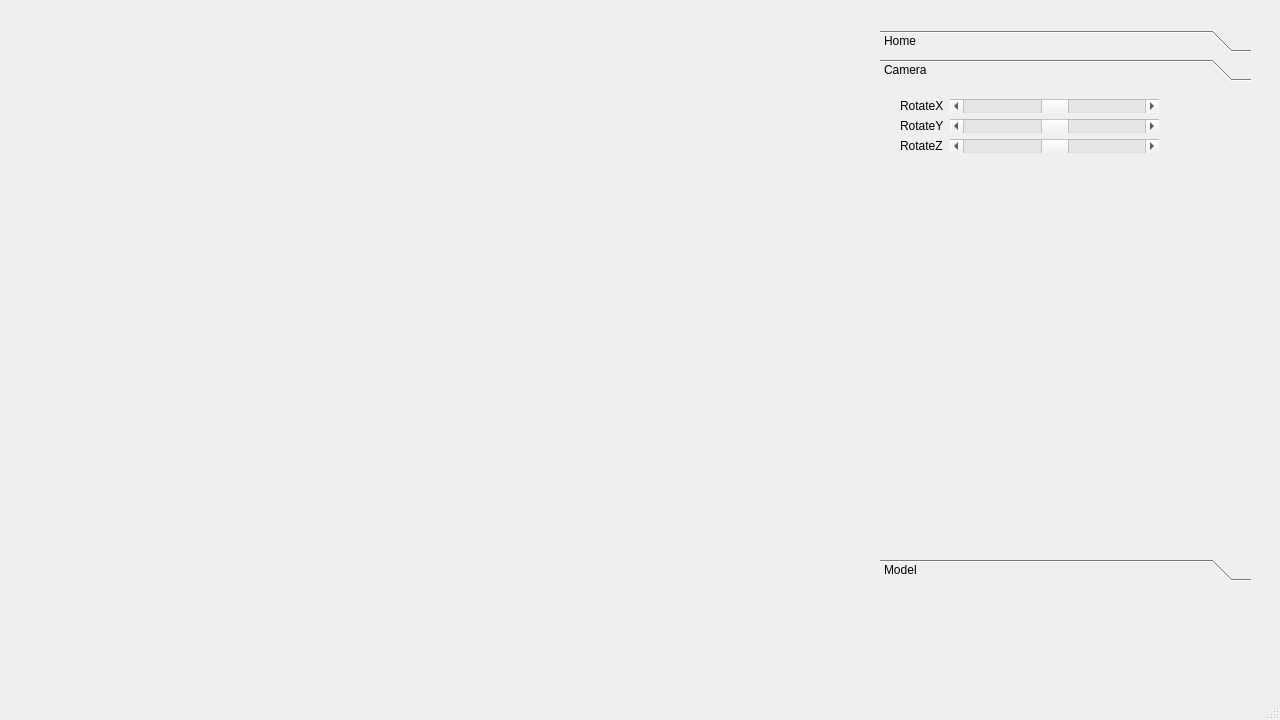
Above: DX11RenderEngine.ui from BoomBac/DX11RenderEngine before the change. Below: the same form after it.
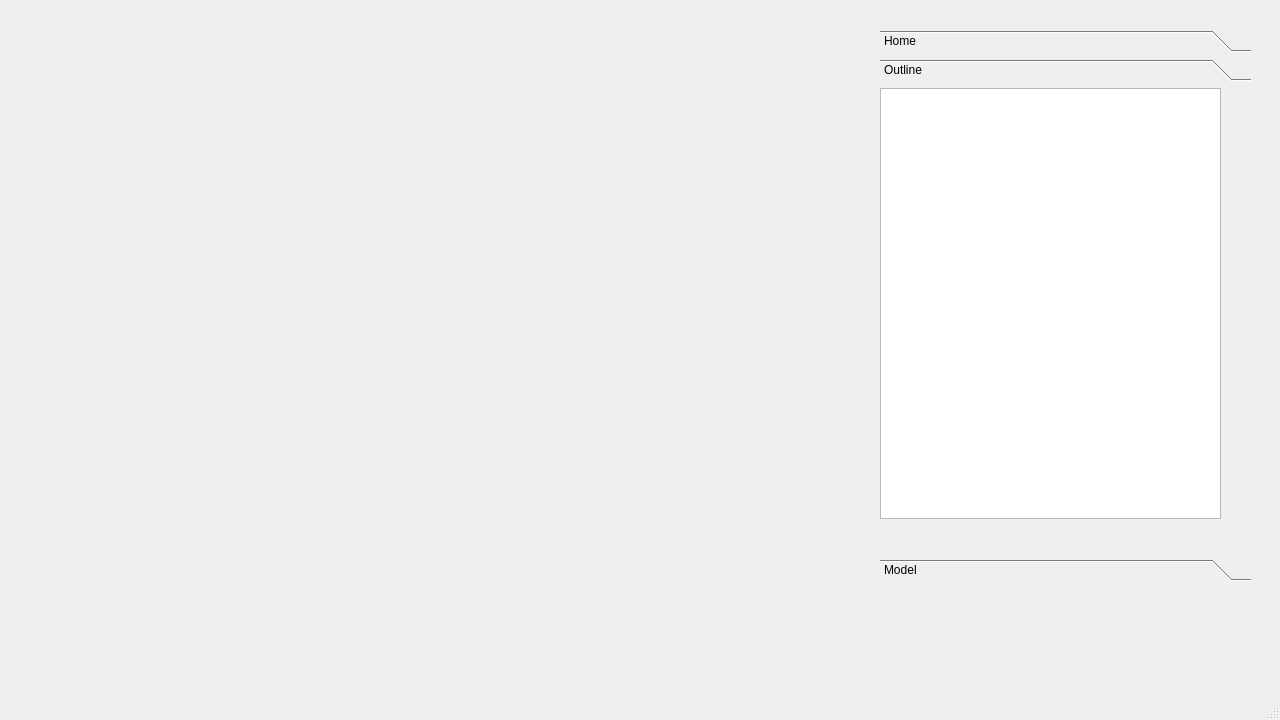
That is the form after the change. The open tabs and pages were chosen to show the change. Custom widgets are drawn as their Qt base class.

Diff of the .ui file:
```diff
--- a/DX11RenderEngine.ui
+++ b/DX11RenderEngine.ui
@@ -78,79 +78,17 @@
       </rect>
      </property>
      <attribute name="label">
-      <string>Camera</string>
+      <string>Outline</string>
      </attribute>
-     <widget class="QWidget" name="formLayoutWidget">
+     <widget class="QListWidget" name="listWidget">
       <property name="geometry">
        <rect>
-        <x>9</x>
+        <x>0</x>
         <y>0</y>
-        <width>281</width>
-        <height>80</height>
+        <width>341</width>
+        <height>431</height>
        </rect>
       </property>
-      <layout class="QFormLayout" name="formLayout">
-       <item row="0" column="0">
-        <widget class="QLabel" name="label">
-         <property name="text">
-          <string>RotateX</string>
-         </property>
-        </widget>
-       </item>
-       <item row="1" column="0">
-        <widget class="QLabel" name="label_2">
-         <property name="text">
-          <string>RotateY</string>
-         </property>
-        </widget>
-       </item>
-       <item row="2" column="0">
-        <widget class="QLabel" name="label_3">
-         <property name="text">
-          <string>RotateZ</string>
-         </property>
-        </widget>
-       </item>
-       <item row="0" column="1">
-        <widget class="QScrollBar" name="hSBar_CameraRX">
-         <property name="minimum">
-          <number>-180</number>
-         </property>
-         <property name="maximum">
-          <number>180</number>
-         </property>
-         <property name="orientation">
-          <enum>Qt::Horizontal</enum>
-         </property>
-        </widget>
-       </item>
-       <item row="1" column="1">
-        <widget class="QScrollBar" name="hSBar_CameraRY">
-         <property name="minimum">
-          <number>-180</number>
-         </property>
-         <property name="maximum">
-          <number>180</number>
-         </property>
-         <property name="orientation">
-          <enum>Qt::Horizontal</enum>
-         </property>
-        </widget>
-       </item>
-       <item row="2" column="1">
-        <widget class="QScrollBar" name="hSBar_CameraRZ">
-         <property name="minimum">
-          <number>-180</number>
-         </property>
-         <property name="maximum">
-          <number>180</number>
-         </property>
-         <property name="orientation">
-          <enum>Qt::Horizontal</enum>
-         </property>
-        </widget>
-       </item>
-      </layout>
      </widget>
     </widget>
     <widget class="QWidget" name="page_2">
```
Left out of the diff: 15 changed lines with no effect on the pictures.
